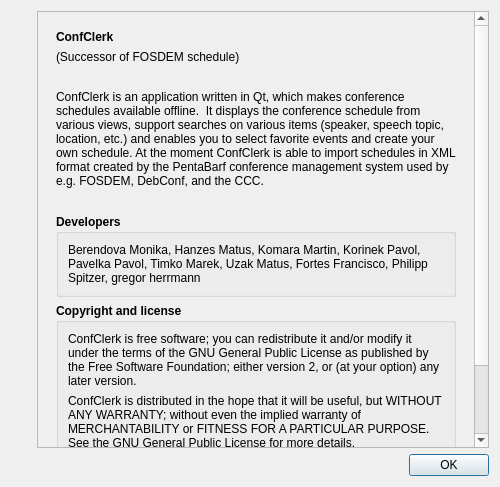
Above: src/gui/about.ui from edulix/confclerk before the change. Below: the same form after it.
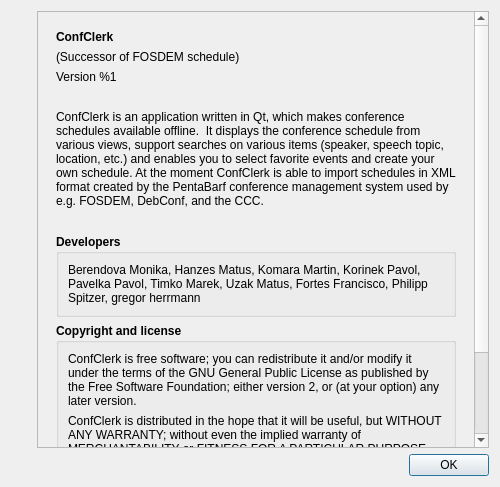
That is the form after the change. Icons and pictures are not drawn.

Commit message: Included application version in the about dialog. This closes ticket #9.

The edit to the form file:
```diff
--- a/src/gui/about.ui
+++ b/src/gui/about.ui
@@ -192,6 +192,13 @@
                 </property>
                </widget>
               </item>
+              <item>
+               <widget class="QLabel" name="labelVersion">
+                <property name="text">
+                 <string>Version %1</string>
+                </property>
+               </widget>
+              </item>
               <item>
                <widget class="QLabel" name="spacer">
                 <property name="text">
```
The commit also changes 4 other files.
